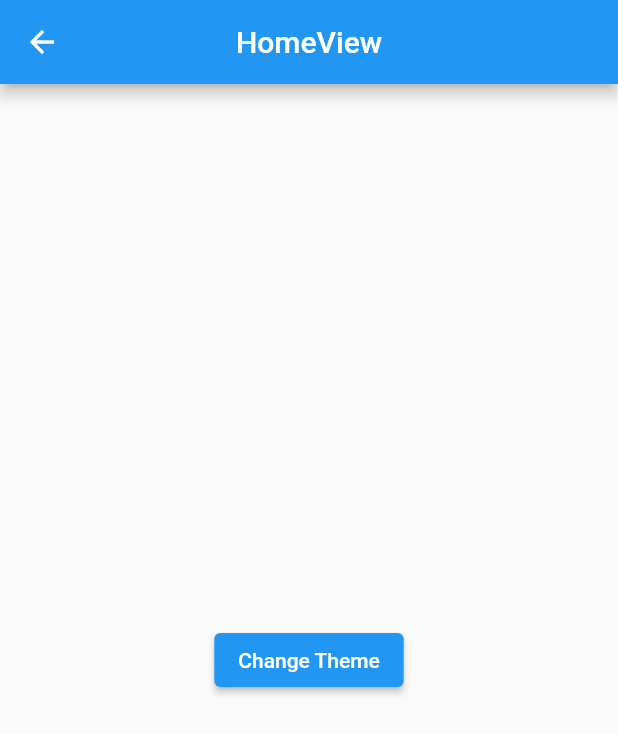
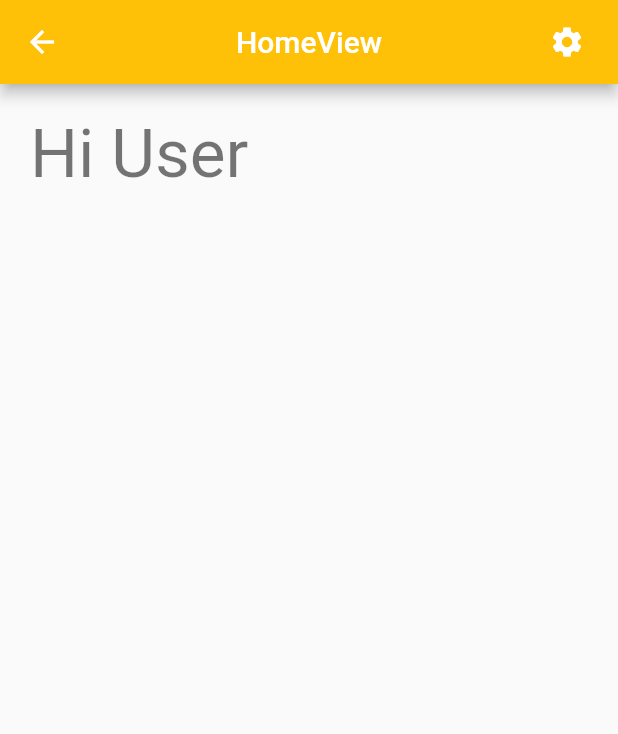
Before and after one commit to coder-pikachu/cp_base_auth_app, a Flutter app: the ThemeSwitcherView screen opened by its route, after a tap on the "home" icon, on a phone screen of 412 x 824 dp. Shown: the top 734 px of the screen. Run offline on Flutter 3.47's test engine with Material 2 defaults, Android fonts, the light colour scheme and no system bars; our stand-ins replace get; missing offline and left inert: flutter_material_color_picker.

Commit message:
Name field done Cleanup of shortcuts

```diff
--- a/lib/app/modules/appState/bindings/app_state_binding.dart
+++ /dev/null
@@ -1,12 +0,0 @@
-import 'package:get/get.dart';
-
-import '../controllers/app_state_controller.dart';
-
-class AppStateBinding extends Bindings {
-  @override
-  void dependencies() {
-    Get.lazyPut<AppStateController>(
-      () => AppStateController(),
-    );
-  }
-}
--- a/lib/app/modules/appState/controllers/app_state_base_controller.dart
+++ b/lib/app/modules/appState/controllers/app_state_base_controller.dart
@@ -2,11 +2,27 @@ import 'package:flutter/foundation.dart';
 import 'package:flutter/material.dart';
 import 'package:get/get.dart';
 
+@protected
 class AppStateBaseController extends GetxController {
   @protected
   RxBool _isDarkModeOn = Get.isDarkMode.obs;
 
   RxBool get isDarkModelOn => _isDarkModeOn;
+
+  @protected
+  Rx<Color> _primaryThemeColor = Colors.amber.obs;
+
+  Rx<Color> get primaryThemeColor => _primaryThemeColor;
+
+  @protected
+  RxString _userName = 'User'.obs;
+
+  RxString get userName => _userName;
+
+  handleNameChanged(String newValue) {
+    userName.value = newValue;
+    //update();
+  }
 
   // toggle
   void toggleTheme() {
@@ -26,6 +42,13 @@ class AppStateBaseController extends GetxController {
     _changeThemeMode();
   }
 
+  //change Theme colors
+
+  void changeThemeColor(Color newColor) {
+    _primaryThemeColor = newColor.obs;
+    update();
+  }
+
   //* ---------------- PRIVATE FUNCTIONS --------------------------------
   void _changeThemeMode() {
     Get.changeThemeMode(
--- a/lib/app/modules/appState/controllers/app_state_controller.dart
+++ b/lib/app/modules/appState/controllers/app_state_controller.dart
@@ -7,9 +7,9 @@ class AppStateController extends AppStateBaseController {
   factory AppStateController() {
     return _instance;
   }
-  AppStateController._internal() {
+  AppStateController._internal() : super() {
     //TODO: Store in shared preferences
-    switchToLight();
+    //switchToLight();
   }
 // Make this global / singleton
 
--- a/lib/app/modules/home/bindings/home_binding.dart
+++ b/lib/app/modules/home/bindings/home_binding.dart
@@ -1,14 +1,10 @@
-import 'package:cp_base_auth_app/app/modules/appState/bindings/app_state_binding.dart';
 import 'package:get/get.dart';
 
 import '../controllers/home_controller.dart';
 
-class HomeBinding extends AppStateBinding {
+class HomeBinding extends Bindings {
   @override
   void dependencies() {
-    // Tell AppStateBinding to collect its dependencies
-    super.dependencies();
-
     Get.lazyPut<HomeController>(
       () => HomeController(),
     );
--- a/lib/app/modules/home/views/home_view.dart
+++ b/lib/app/modules/home/views/home_view.dart
@@ -1,9 +1,12 @@
+import 'package:cp_base_auth_app/app/modules/appState/controllers/app_state_controller.dart';
 import 'package:cp_base_auth_app/app/modules/home/controllers/home_controller.dart';
+import 'package:cp_base_auth_app/app/modules/theme_switcher/controllers/theme_switcher_controller.dart';
 import 'package:flutter/material.dart';
 import 'package:get/get.dart';
 
 class HomeView extends GetView {
-  //final AppStateController appState = Get.put(AppStateController());
+  final AppStateController appState = Get.put(AppStateController());
+  final ThemeSwitcherController themeSwitcherController = Get.put(ThemeSwitcherController());
 
   @override
   Widget build(BuildContext context) {
@@ -13,17 +16,20 @@ class HomeView extends GetView {
       appBar: AppBar(
         title: Text('HomeView'),
         centerTitle: true,
+        actions: [
+          Padding(
+            padding: const EdgeInsets.fromLTRB(0,0,10,0),
+            child: IconButton(
+              onPressed: homeController.goToThemeSwitcher,
+              icon: Icon(Icons.settings),
+            ),
+          ),
+        ],
       ),
-      body: Center(
+      body: Padding(
+        padding: const EdgeInsets.all(20.0),
         child: Column(
-          mainAxisAlignment: MainAxisAlignment.center,
-          children: [
-            ElevatedButton(
-                onPressed: () {
-                  homeController.goToThemeSwitcher();
-                },
-                child: Text('Change Theme'))
-          ],
+          children: [Obx(() => Text('Hi ${appState.userName}', style: Get.textTheme.headline3))],
         ),
       ),
     );
--- a/lib/app/modules/theme_switcher/bindings/theme_switcher_binding.dart
+++ b/lib/app/modules/theme_switcher/bindings/theme_switcher_binding.dart
@@ -1,12 +1,10 @@
-import 'package:cp_base_auth_app/app/modules/appState/bindings/app_state_binding.dart';
 import 'package:get/get.dart';
 
 import '../controllers/theme_switcher_controller.dart';
 
-class ThemeSwitcherBinding extends AppStateBinding {
+class ThemeSwitcherBinding extends Bindings {
   @override
   void dependencies() {
-    super.dependencies();
     Get.lazyPut<ThemeSwitcherController>(
       () => ThemeSwitcherController(),
     );
--- a/lib/app/modules/theme_switcher/controllers/theme_switcher_controller.dart
+++ b/lib/app/modules/theme_switcher/controllers/theme_switcher_controller.dart
@@ -1,10 +1,25 @@
+import 'package:cp_base_auth_app/app/modules/appState/controllers/app_state_controller.dart';
 import 'package:cp_base_auth_app/app/routes/app_pages.dart';
+import 'package:flutter/cupertino.dart';
 import 'package:get/get.dart';
 
 class ThemeSwitcherController extends GetxController {
+
+  AppStateController appStateController = Get.find();
   //TODO: Implement ThemeSwitcherController
 
   gotoHomePage() {
     Get.offNamed(Routes.HOME);
   }
+
+  //Textfield controller
+  TextEditingController _displayNameTextFieldcontroller = TextEditingController();
+
+  TextEditingController get displayNameTextFieldcontroller =>
+      _displayNameTextFieldcontroller;
+
+  @override
+  void onInit() {
+    displayNameTextFieldcontroller.text = appStateController.userName.value;
+  }
 }
--- a/lib/app/modules/theme_switcher/views/theme_switcher_view.dart
+++ b/lib/app/modules/theme_switcher/views/theme_switcher_view.dart
@@ -1,52 +1,90 @@
+
+
 import 'package:cp_base_auth_app/app/modules/appState/controllers/app_state_controller.dart';
 import 'package:flutter/material.dart';
+import 'package:flutter_material_color_picker/flutter_material_color_picker.dart';
 
 import 'package:get/get.dart';
 
 import '../controllers/theme_switcher_controller.dart';
 
-final AppStateController appStateController = Get.find<AppStateController>();
-final ThemeSwitcherController themeSwitcherController =
-    Get.find<ThemeSwitcherController>();
+class ThemeSwitcherView extends GetView {
+  final AppStateController appStateController = Get.find<AppStateController>();
+  final ThemeSwitcherController themeSwitcherController =
+      Get.find<ThemeSwitcherController>();
 
-class ThemeSwitcherView extends GetView {
   @override
   Widget build(BuildContext context) {
     return Scaffold(
       appBar: AppBar(
-        title: Text('ThemeSwitcherView'),
+        title: Text('Settings'),
         centerTitle: true,
+        leading: IconButton(
+          onPressed: themeSwitcherController.gotoHomePage,
+          icon: Icon(Icons.home),
+        ),
       ),
       body: Center(
         child: Column(
           mainAxisAlignment: MainAxisAlignment.center,
+          mainAxisSize: MainAxisSize.min,
           children: [
-            ElevatedButton(
-              onPressed: () {
-                themeSwitcherController.gotoHomePage();
-              },
-              child: Icon(Icons.home),
+            Container(
+              width: 300,
+              child: TextField(decoration: InputDecoration(
+                border: OutlineInputBorder(),
+                hintText: 'Enter your name',
+              ),
+                controller: themeSwitcherController.displayNameTextFieldcontroller,
+                onChanged: appStateController.handleNameChanged,
+                ),
             ),
             SizedBox(height: 20),
             ElevatedButton(
+
               onPressed: () {
                 appStateController.toggleTheme();
               },
               child: Text('Toggle Theme'),
             ),
             SizedBox(height: 20),
+            Text("Change Theme color"),
+            SizedBox(height: 10),
             ElevatedButton(
               onPressed: () {
-                appStateController.switchToDark();
+                Get.defaultDialog(
+                  barrierDismissible: false,
+                  title: 'Choose a theme color',
+                  content: Container(
+                    height: 100,
+                    width: 400,
+                    child: MaterialColorPicker(
+                        circleSize: 200,
+                        shrinkWrap: false,
+                        spacing: 18,
+                        allowShades: false,
+                        colors: [
+                          Colors.amber,
+                          Colors.red,
+                          Colors.green,
+                          Colors.blue
+                        ],
+                        onColorChange: (Color color) {
+                          print(color.toString());
+                        },
+                        onMainColorChange: (ColorSwatch? value) {
+                          print(value.toString());
+
+                          appStateController
+                              .changeThemeColor(Color(value?.value ?? 0));
+                          Get.close(1);
+                        },
+                        selectedColor:
+                            appStateController.primaryThemeColor.value),
+                  ),
+                );
               },
-              child: Text('Dark Theme'),
-            ),
-            SizedBox(height: 20),
-            ElevatedButton(
-              onPressed: () {
-                appStateController.switchToLight();
-              },
-              child: Text('Light Theme'),
+              child: Text('Choose color'),
             ),
           ],
         ),
--- a/lib/main.dart
+++ b/lib/main.dart
@@ -1,18 +1,43 @@
 import 'package:flutter/material.dart';
 import 'package:get/get.dart';
 
+import 'app/modules/appState/controllers/app_state_controller.dart';
 import 'app/routes/app_pages.dart';
 
 void main() {
-  runApp(
-    GetMaterialApp(
+  runApp(MyMaterialApp());
+}
+
+class MyMaterialApp extends StatelessWidget {
+  const MyMaterialApp({
+    Key? key,
+  }) : super(key: key);
+
+  @override
+  Widget build(BuildContext context) {
+    return GetBuilder<AppStateController>(
+      init: AppStateController(),
+      initState: (_) {},
+      builder: (_) {
+        return GetMaterialApp(
           debugShowCheckedModeBanner: false,
-      theme: ThemeData.light(), // Initial theme
-      darkTheme: ThemeData.dark(), // Initial dark theme
+          theme: ThemeData.light().copyWith(
+            colorScheme: ThemeData.light()
+                .colorScheme
+                .copyWith(primary: _.primaryThemeColor.value),
+          ), // Initial theme
+          darkTheme: ThemeData.dark().copyWith(
+            colorScheme: ThemeData.dark().colorScheme.copyWith(
+                  primary: _.primaryThemeColor.value,
+                ),
+          ), // Initial dark theme
+          color: _.primaryThemeColor.value,
           title: "Login App",
           initialRoute: AppPages.INITIAL,
           getPages: AppPages.routes,
           defaultTransition: Transition.fadeIn,
-    ),
+        );
+      },
     );
   }
+}
--- a/pubspec.yaml
+++ b/pubspec.yaml
@@ -7,6 +7,7 @@ environment:
 
 dependencies:
   cupertino_icons: ^1.0.2
+  flutter_material_color_picker: ^1.1.0+2
   get: 4.3.8
   flutter:
     sdk: flutter
```
Lines whose indentation alone changed are shown as unchanged.
